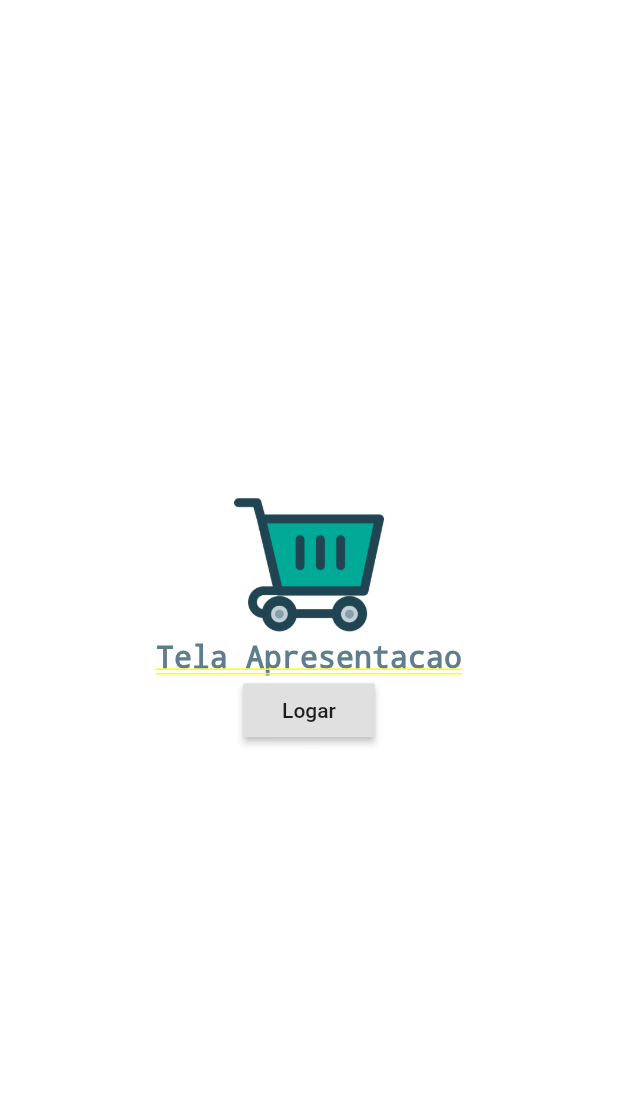
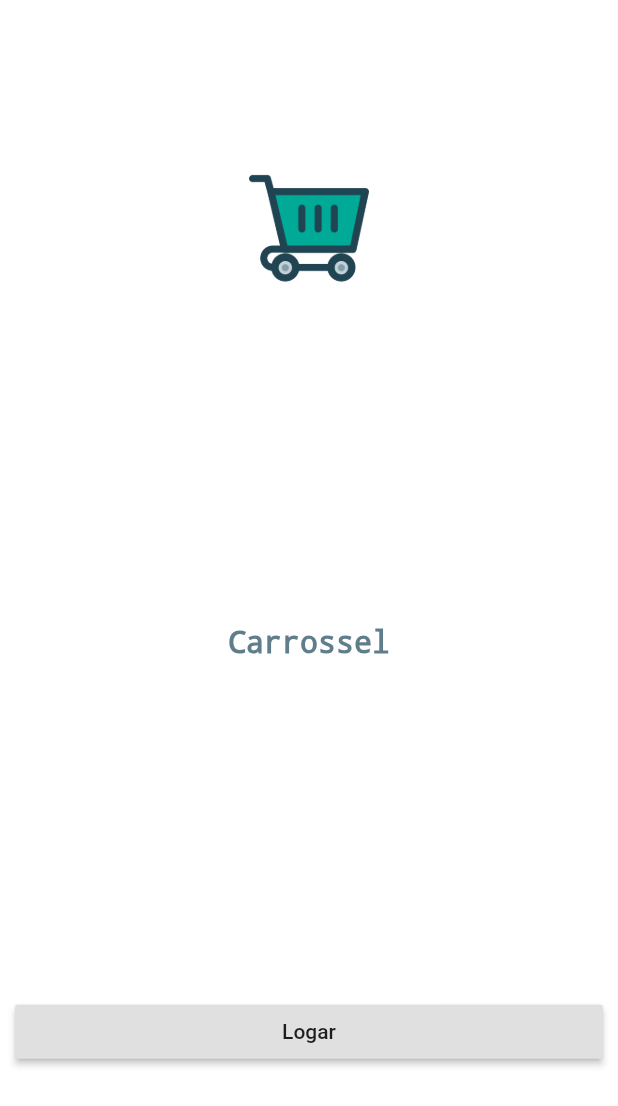
Before and after one commit to owarleysouza/S-Compras, a Flutter app: the screen it shows after launch, on a phone screen of 412 x 824 dp. Shown: the top 1106 px of the screen. Run offline on Flutter 3.47's test engine with Material 2 defaults, Android fonts, the phone set to English and light mode, and no system bars.

Commit message:
Organizada interface da tela de apresentacao sem o carrossel

```diff
--- a/lib/views/telaApresentacao.dart
+++ b/lib/views/telaApresentacao.dart
@@ -11,29 +11,34 @@ class _TelaApresentacaoState extends State<TelaApresentacao> {
   @override
   Widget build(BuildContext context) {
     return Container(
-      child: Container(
       width: double.infinity,
       color: Colors.white,
       child: Column(
-          mainAxisAlignment: MainAxisAlignment.center,
+        mainAxisAlignment: MainAxisAlignment.spaceAround,
         children: <Widget>[
           Image.asset(
             'images/logo.png',
-              width: 100,
-              height: 100,
+            width: 80,
+            height: 80,
           ),
           Text(
-              "Tela Apresentacao",
-              style: TextStyle(color: Colors.blueGrey, fontSize: 20),
+            "Carrossel",
+            style: TextStyle(
+                color: Colors.blueGrey,
+                fontSize: 20,
+                decoration: TextDecoration.none),
           ),
-            RaisedButton(
+          Container(
+            margin: EdgeInsets.symmetric(horizontal: 10),
+            width: double.infinity,
+            child: RaisedButton(
                 child: Text("Logar"),
                 onPressed: () {
                   Navigator.push(context,
                       MaterialPageRoute(builder: (context) => Login()));
-                })
+                }),
+          )
         ],
-        ),
       ),
     );
   }
```
Lines whose indentation alone changed are shown as unchanged.
